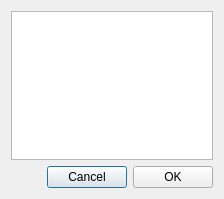
Qt form application/dialogs/ui/SpeciesGroupDlg.ui (noaa-afsc-mace/SEBASTES) before a commit.
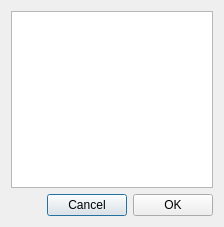
The same form after that commit.

Diff of the .ui file:
```diff
--- a/application/dialogs/ui/SpeciesGroupDlg.ui
+++ b/application/dialogs/ui/SpeciesGroupDlg.ui
@@ -7,7 +7,7 @@
     <x>0</x>
     <y>0</y>
     <width>224</width>
-    <height>199</height>
+    <height>227</height>
    </rect>
   </property>
   <property name="windowTitle">
```
Left out of the diff: 5 changed lines with no effect on the pictures.
